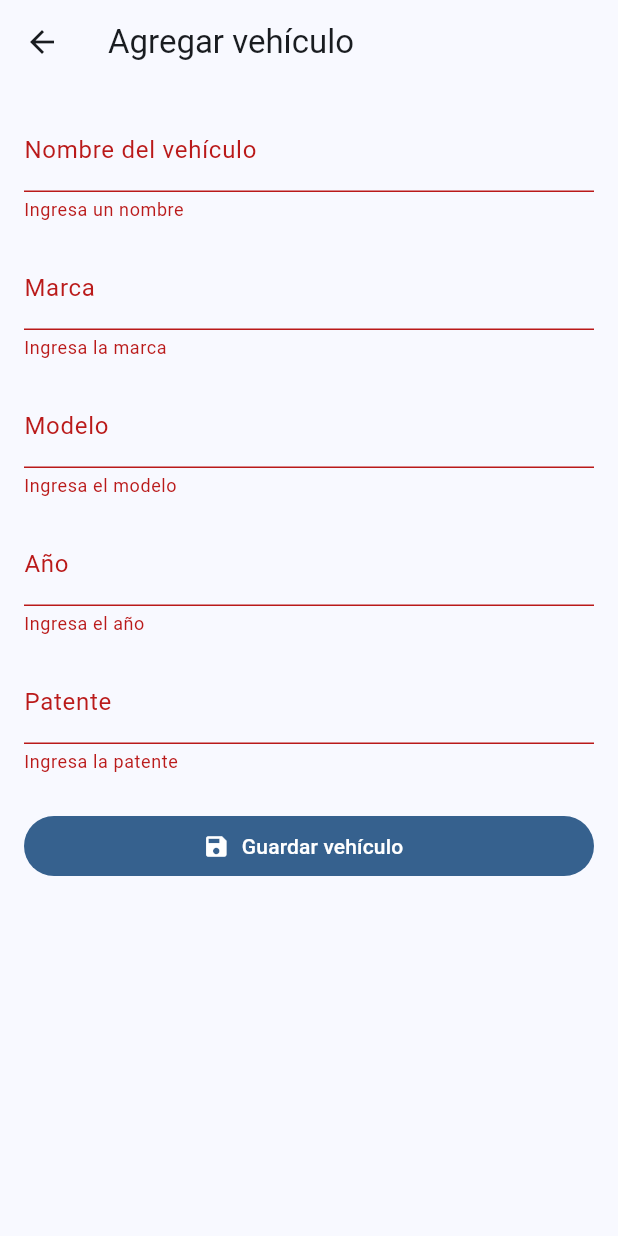
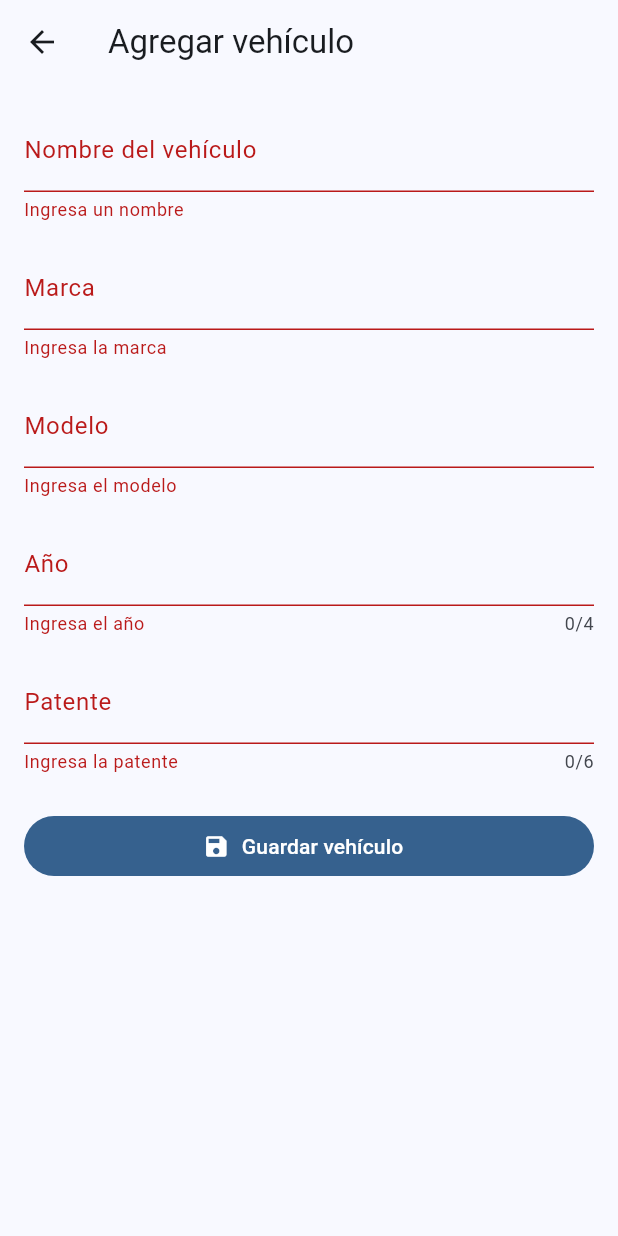
Before and after one commit to AlvaroCC96/AutoDoc, a Flutter app: the AddVehiclePage screen opened directly, after a tap on "Guardar vehículo", on a phone screen of 412 x 824 dp. Run offline on Flutter 3.47's test engine with Material 3 defaults, Android fonts, the phone set to English and light mode, and no system bars.

Commit message:
feat: improve validation for year and plate fields

```diff
--- a/lib/features/vehicles/presentation/pages/add_vehicle_page.dart
+++ b/lib/features/vehicles/presentation/pages/add_vehicle_page.dart
@@ -103,33 +103,56 @@ class _AddVehiclePageState extends State<AddVehiclePage> {
                     labelText: 'Año',
                     hintText: 'Ej: 2025',
                 ),
+                maxLength: 4,
                 validator: (value) {
                     if (value == null || value.trim().isEmpty) {
                         return 'Ingresa el año';
                     }
 
-                  final year = int.tryParse(value.trim());
-                  if (year == null) {
-                    return 'Ingresa un año válido';
+                    final yearText = value.trim();
+
+                    // solo números
+                    if (!RegExp(r'^\d+$').hasMatch(yearText)) {
+                        return 'Solo números';
                     }
 
-                  if (year < 1900 || year > 2100) {
-                    return 'El año no es válido';
+                    if (yearText.length != 4) {
+                        return 'Debe tener 4 dígitos';
                     }
 
+                    final year = int.parse(yearText);
+                    if (year < 1900) {
+                        return 'Debe ser mayor a 1900';
+                    }
+
+                    if (year > DateTime.now().year + 1) {
+                        return 'Año no válido';
+                    }
                     return null;
                 },
             ),
               const SizedBox(height: 16),
               TextFormField(
                 controller: _plateController,
+                textCapitalization: TextCapitalization.characters,
                 decoration: const InputDecoration(
                     labelText: 'Patente',
                     hintText: 'Ej: ABCD11',
                 ),
+                maxLength: 6,
                 validator: (value) {
                     if (value == null || value.trim().isEmpty) {
                     return 'Ingresa la patente';
+                    }
+
+                    final plate = value.trim();
+
+                    if (plate.length > 6) {
+                    return 'Máximo 6 caracteres';
+                    }
+
+                    if (!RegExp(r'^[A-Za-z0-9]+$').hasMatch(plate)) {
+                    return 'Solo letras y números';
                     }
                     return null;
                 },
```
Lines whose indentation alone changed are shown as unchanged.
